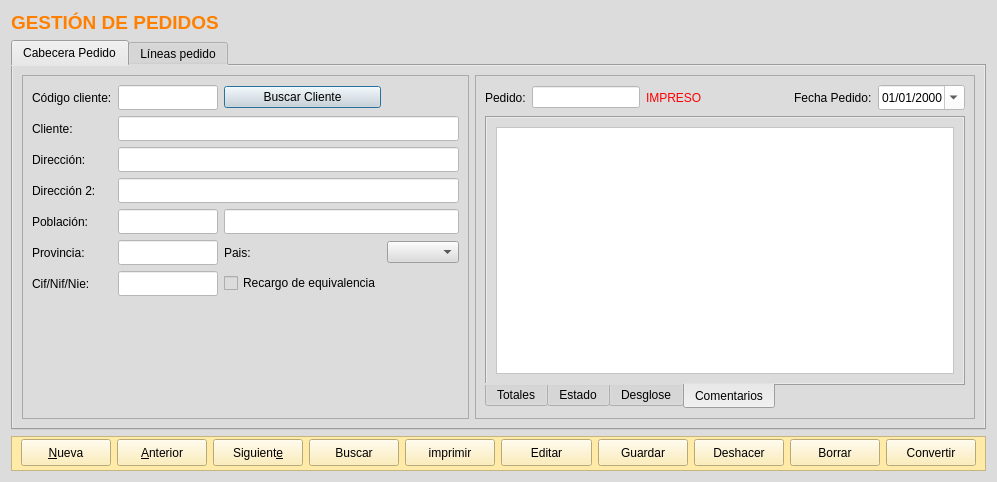
First picture: the form in frmpedidos.ui, repository arcnexus/RedFoX, before the edit.
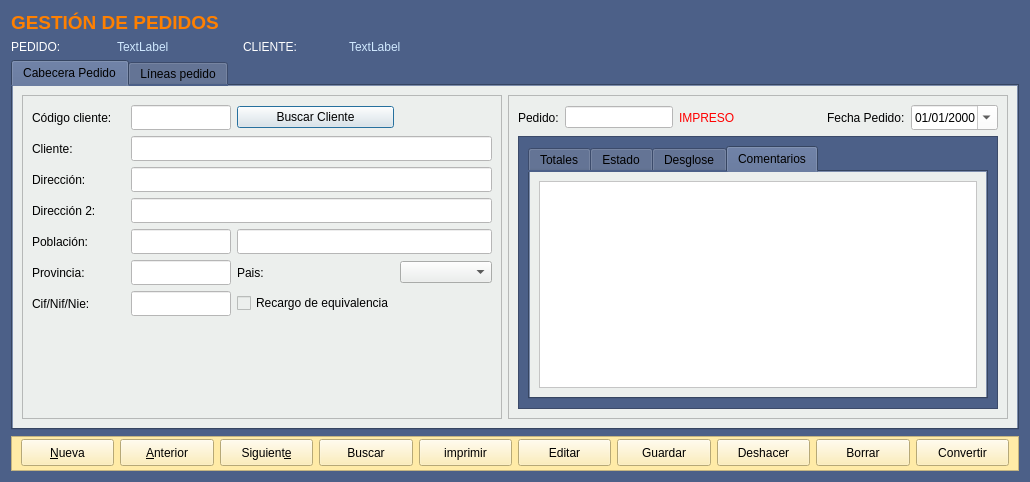
Second picture: the form after the edit. The open tabs and pages were chosen to show the change. Icons and pictures are not drawn.

Commit message: Estilo ventanas

```diff
--- a/frmpedidos.ui
+++ b/frmpedidos.ui
@@ -6,7 +6,7 @@
    <rect>
     <x>0</x>
     <y>0</y>
-    <width>966</width>
+    <width>1030</width>
     <height>482</height>
    </rect>
   </property>
@@ -18,10 +18,10 @@
     <normaloff>:/Icons/PNG/terra.png</normaloff>:/Icons/PNG/terra.png</iconset>
   </property>
   <property name="styleSheet">
-   <string notr="true">background-color: rgb(220, 220, 220);</string>
+   <string notr="true">background-color:#4c6088</string>
   </property>
-  <layout class="QGridLayout" name="gridLayout_14">
-   <item row="0" column="0">
+  <layout class="QGridLayout" name="gridLayout_11">
+   <item row="0" column="0" colspan="3">
     <widget class="QLabel" name="label_36">
      <property name="text">
       <string>&lt;html&gt;&lt;head/&gt;&lt;body&gt;&lt;p&gt;&lt;span style=&quot; font-size:14pt; font-weight:600; color:#ff8000;&quot;&gt;GESTIÓN DE PEDIDOS&lt;/span&gt;&lt;/p&gt;&lt;/body&gt;&lt;/html&gt;</string>
@@ -29,11 +29,75 @@
     </widget>
    </item>
    <item row="1" column="0">
+    <widget class="QLabel" name="label_18">
+     <property name="maximumSize">
+      <size>
+       <width>100</width>
+       <height>16777215</height>
+      </size>
+     </property>
+     <property name="styleSheet">
+      <string notr="true">color: rgb(255, 255, 255);</string>
+     </property>
+     <property name="text">
+      <string>PEDIDO:</string>
+     </property>
+    </widget>
+   </item>
+   <item row="1" column="1">
+    <widget class="QLabel" name="label_19">
+     <property name="maximumSize">
+      <size>
+       <width>120</width>
+       <height>16777215</height>
+      </size>
+     </property>
+     <property name="styleSheet">
+      <string notr="true">color: rgb(208, 233, 255)</string>
+     </property>
+     <property name="text">
+      <string>TextLabel</string>
+     </property>
+    </widget>
+   </item>
+   <item row="1" column="2">
+    <widget class="QLabel" name="label_21">
+     <property name="maximumSize">
+      <size>
+       <width>100</width>
+       <height>16777215</height>
+      </size>
+     </property>
+     <property name="styleSheet">
+      <string notr="true">color: rgb(255, 255, 255);</string>
+     </property>
+     <property name="text">
+      <string>CLIENTE:</string>
+     </property>
+    </widget>
+   </item>
+   <item row="1" column="3">
+    <widget class="QLabel" name="label_23">
+     <property name="styleSheet">
+      <string notr="true">color: rgb(208, 233, 255)</string>
+     </property>
+     <property name="text">
+      <string>TextLabel</string>
+     </property>
+    </widget>
+   </item>
+   <item row="2" column="0" colspan="4">
     <widget class="QTabWidget" name="tabWidget_2">
+     <property name="styleSheet">
+      <string notr="true"/>
+     </property>
      <property name="currentIndex">
       <number>0</number>
      </property>
      <widget class="QWidget" name="tab_5">
+      <property name="styleSheet">
+       <string notr="true">background-color: #ecefed;</string>
+      </property>
       <attribute name="title">
        <string>Cabecera Pedido</string>
       </attribute>
@@ -363,14 +427,32 @@
            </layout>
           </item>
           <item row="1" column="0">
+           <widget class="QFrame" name="frame_2">
+            <property name="styleSheet">
+             <string notr="true">background-color:#4c6088</string>
+            </property>
+            <property name="frameShape">
+             <enum>QFrame::StyledPanel</enum>
+            </property>
+            <property name="frameShadow">
+             <enum>QFrame::Raised</enum>
+            </property>
+            <layout class="QGridLayout" name="gridLayout_8">
+             <item row="0" column="0">
            <widget class="QTabWidget" name="tabWidget">
+               <property name="styleSheet">
+                <string notr="true"/>
+               </property>
             <property name="tabPosition">
-             <enum>QTabWidget::South</enum>
+                <enum>QTabWidget::North</enum>
             </property>
             <property name="currentIndex">
-             <number>2</number>
+                <number>0</number>
             </property>
             <widget class="QWidget" name="tab">
+                <property name="styleSheet">
+                 <string notr="true">background-color: #ecefed;</string>
+                </property>
              <attribute name="title">
               <string>Totales</string>
              </attribute>
@@ -688,6 +770,9 @@
              </layout>
             </widget>
             <widget class="QWidget" name="tab_4">
+                <property name="styleSheet">
+                 <string notr="true">background-color: #ecefed;</string>
+                </property>
              <attribute name="title">
               <string>Estado</string>
              </attribute>
@@ -938,6 +1023,9 @@
              </layout>
             </widget>
             <widget class="QWidget" name="tab_2">
+                <property name="styleSheet">
+                 <string notr="true">background-color: #ecefed;</string>
+                </property>
              <attribute name="title">
               <string>Desglose</string>
              </attribute>
@@ -1719,10 +1807,13 @@
              </layout>
             </widget>
             <widget class="QWidget" name="tab_3">
+                <property name="styleSheet">
+                 <string notr="true">background-color: #ecefed;</string>
+                </property>
              <attribute name="title">
               <string>Comentarios</string>
              </attribute>
-             <layout class="QGridLayout" name="gridLayout_11">
+                <layout class="QGridLayout" name="gridLayout_6">
               <item row="0" column="0">
                <widget class="QTextEdit" name="txttComentario">
                 <property name="styleSheet">
@@ -1739,7 +1830,13 @@
        </item>
       </layout>
      </widget>
+       </item>
+      </layout>
+     </widget>
      <widget class="QWidget" name="tab_6">
+      <property name="styleSheet">
+       <string notr="true">background-color: #ecefed;</string>
+      </property>
       <attribute name="title">
        <string>Líneas pedido</string>
       </attribute>
@@ -1922,7 +2019,7 @@
      </widget>
     </widget>
    </item>
-   <item row="2" column="0">
+   <item row="3" column="0" colspan="4">
     <widget class="QFrame" name="frame_4">
      <property name="minimumSize">
       <size>
```
Lines whose indentation alone changed are shown as unchanged. The commit also changes 7 other files.
